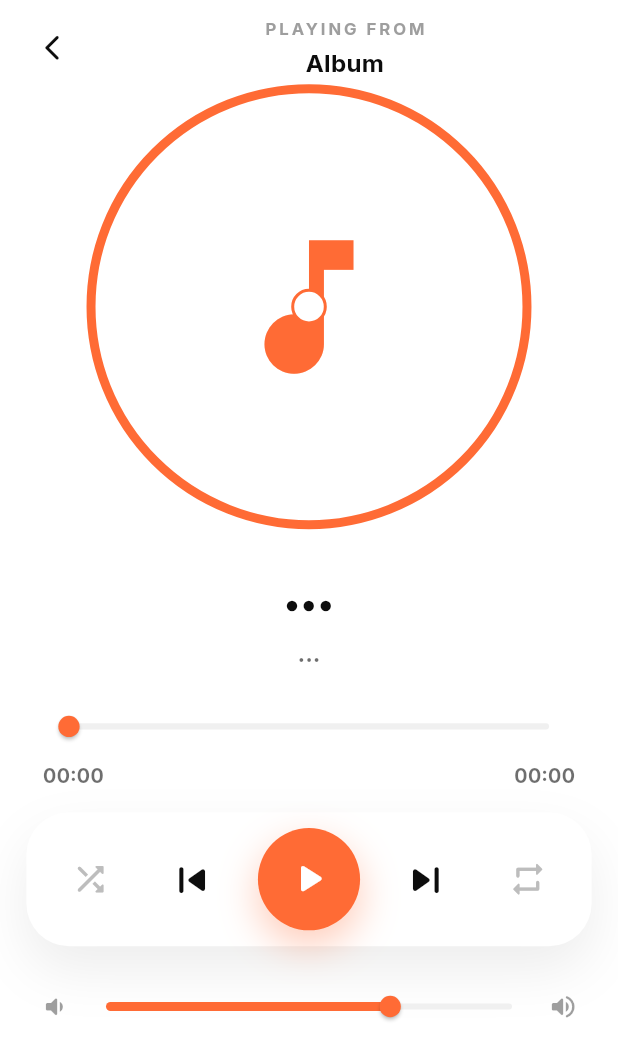
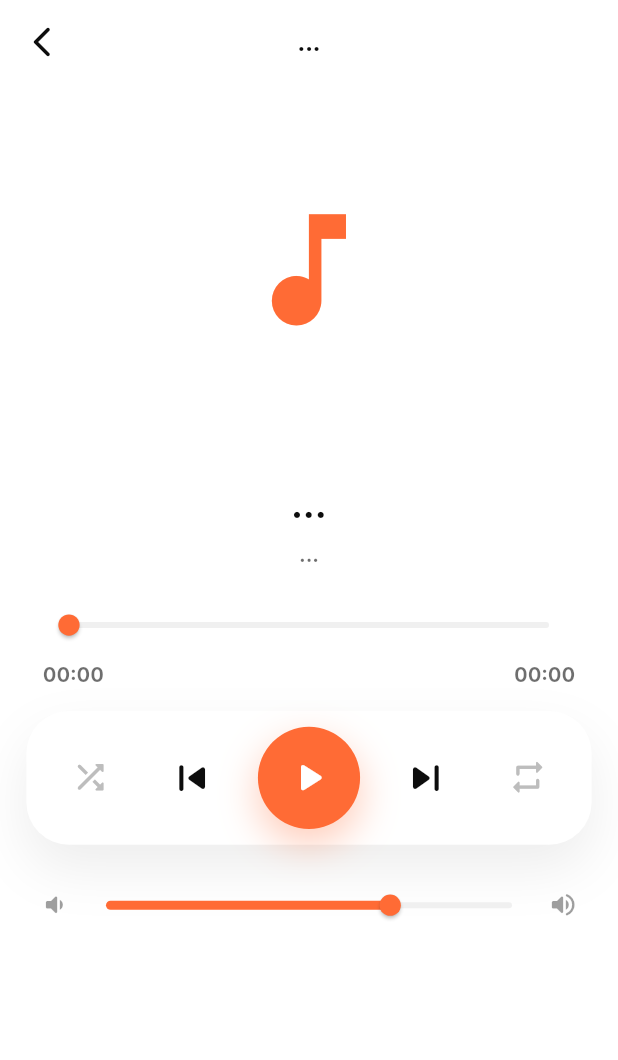
Before and after one commit to remonkamal0/Anba_Moussa, a Flutter app: the PlayerScreen screen opened by its route, on a phone screen of 412 x 824 dp. Shown: the top 1060 px of the screen. Run offline on Flutter 3.47's test engine with Material 3 defaults, Android fonts, the phone set to English and light mode, and no system bars; drawn by our look-alikes of flutter_zoom_drawer; our stand-ins replace cached_network_image, carousel_slider, chewie, dio, flutter_animate, flutter_riverpod and 11 more; missing offline and left inert: flutter_volume_controller; accounts and stored records are empty; network calls fail; statements that could not run were skipped.

Commit message:
finish Ui

```diff
--- a/lib/presentation/routes/app_router.dart
+++ b/lib/presentation/routes/app_router.dart
@@ -135,11 +135,8 @@ final appRouterProvider = Provider<GoRouter>((ref) {
             path: '/settings',
             builder: (context, state) => const SettingsScreen(),
           ),
-        ],
-      ),
           GoRoute(
             path: '/album/:albumId',
-        parentNavigatorKey: _rootNavigatorKey,
             builder: (context, state) {
               final albumId = state.pathParameters['albumId']!;
               final title = state.uri.queryParameters['title'] ?? 'Album';
@@ -154,6 +151,8 @@ final appRouterProvider = Provider<GoRouter>((ref) {
                 year: year,
               );
             },
+          ),
+        ],
       ),
       GoRoute(
         path: '/profile/edit',
--- a/lib/presentation/screens/player/player_screen.dart
+++ b/lib/presentation/screens/player/player_screen.dart
@@ -37,6 +37,11 @@ class _PlayerScreenState extends ConsumerState<PlayerScreen>
   bool _isShuffled = false;
   bool _isRepeating = false;
   double _volume = 0.7;
+  double _volumeBeforeMute = 0.7;
+  bool _isMuted = false;
+
+  final GlobalKey _volumeIconKey = GlobalKey();
+  OverlayEntry? _volumeOverlay;
 
   // Cached notifier references — must be set in initState, NOT accessed in dispose().
   late final MiniPlayerNotifier _miniPlayerNotifier;
@@ -113,6 +118,7 @@ class _PlayerScreenState extends ConsumerState<PlayerScreen>
 
   @override
   void dispose() {
+    _hideVolumeOverlay();
     // Cancel volume listener safely — flutter_volume_controller may throw
     // MissingPluginException on some platforms/emulators.
     try {
@@ -127,6 +133,127 @@ class _PlayerScreenState extends ConsumerState<PlayerScreen>
   }
 
   void _togglePlay() => _audioNotifier.togglePlayPause();
+
+  void _hideVolumeOverlay() {
+    _volumeOverlay?.remove();
+    _volumeOverlay = null;
+  }
+
+  void _showVolumeOverlay() {
+    final overlay = Overlay.of(context);
+    if (overlay == null) return;
+    final renderObject = _volumeIconKey.currentContext?.findRenderObject();
+    if (renderObject is! RenderBox) return;
+
+    final iconBox = renderObject;
+    final iconSize = iconBox.size;
+    final iconOffset = iconBox.localToGlobal(Offset.zero);
+    final screen = MediaQuery.of(context).size;
+
+    const popupWidth = 220.0;
+    const popupHeight = 52.0;
+    const verticalGap = 10.0;
+
+    final left = (iconOffset.dx + (iconSize.width / 2) - (popupWidth / 2))
+        .clamp(12.0, screen.width - popupWidth - 12.0);
+    final top = (iconOffset.dy - popupHeight - verticalGap).clamp(12.0, screen.height - popupHeight - 12.0);
+
+    _volumeOverlay = OverlayEntry(
+      builder: (ctx) {
+        final cs = Theme.of(ctx).colorScheme;
+        return Stack(
+          children: [
+            Positioned.fill(
+              child: GestureDetector(
+                onTap: _hideVolumeOverlay,
+                behavior: HitTestBehavior.translucent,
+              ),
+            ),
+            Positioned(
+              left: left,
+              top: top,
+              width: popupWidth,
+              height: popupHeight,
+              child: Material(
+                color: Colors.transparent,
+                child: Container(
+                  padding: EdgeInsets.symmetric(horizontal: 12.w),
+                  decoration: BoxDecoration(
+                    color: cs.surface,
+                    borderRadius: BorderRadius.circular(16.r),
+                    boxShadow: [
+                      BoxShadow(
+                        color: Colors.black.withValues(alpha: 0.15),
+                        blurRadius: 18,
+                        offset: const Offset(0, 10),
+                      ),
+                    ],
+                  ),
+                  child: Center(
+                    child: SliderTheme(
+                      data: SliderTheme.of(ctx).copyWith(
+                        trackHeight: 4.h,
+                        activeTrackColor: cs.primary,
+                        inactiveTrackColor: cs.outlineVariant,
+                        thumbColor: cs.primary,
+                        overlayColor: cs.primary.withOpacity(0.15),
+                        thumbShape: RoundSliderThumbShape(
+                          enabledThumbRadius: 7.r,
+                        ),
+                      ),
+                      child: Slider(
+                        value: _volume.clamp(0.0, 1.0),
+                        min: 0,
+                        max: 1,
+                        onChanged: (v) {
+                          final vv = v.clamp(0.0, 1.0);
+                          setState(() {
+                            _volume = vv;
+                            _isMuted = vv == 0;
+                            if (!_isMuted) _volumeBeforeMute = vv;
+                          });
+                          _audioNotifier.setVolume(vv);
+                        },
+                      ),
+                    ),
+                  ),
+                ),
+              ),
+            ),
+          ],
+        );
+      },
+    );
+    overlay.insert(_volumeOverlay!);
+  }
+
+  void _onVolumeIconPressed() {
+    if (_volumeOverlay == null) {
+      _showVolumeOverlay();
+      return;
+    }
+    _toggleMute();
+  }
+
+  void _toggleMute() {
+    if (_isMuted) {
+      final restored = _volumeBeforeMute.clamp(0.0, 1.0);
+      setState(() {
+        _isMuted = false;
+        _volume = restored;
+      });
+      _audioNotifier.setVolume(restored);
+      return;
+    }
+
+    final current = _volume.clamp(0.0, 1.0);
+    if (current > 0) _volumeBeforeMute = current;
+    setState(() {
+      _isMuted = true;
+      _volume = 0;
+    });
+    _audioNotifier.setVolume(0);
+  }
 
   void _onSeek(double v) => _audioNotifier.seek(Duration(seconds: v.round()));
 
@@ -149,7 +276,7 @@ class _PlayerScreenState extends ConsumerState<PlayerScreen>
 
     final isRtl = Directionality.of(context) == TextDirection.rtl;
     final sw = MediaQuery.of(context).size.width;
-    final artSize = (sw * 0.72).clamp(180.0, 320.0);
+    final artSize = (sw * 0.60).clamp(160.0, 280.0);
 
     return ZoomDrawer(
       controller: _drawerController,
@@ -164,6 +291,25 @@ class _PlayerScreenState extends ConsumerState<PlayerScreen>
       menuBackgroundColor: cs.surface,
       mainScreen: Scaffold(
         backgroundColor: cs.surface,
+        appBar: AppBar(
+          backgroundColor: cs.surface,
+          elevation: 0,
+          centerTitle: true,
+          title: Text(
+            audioState.currentTrack?.getLocalizedTitle(locale) ?? '...',
+            style: TextStyle(
+              fontSize: 16.sp,
+              fontWeight: FontWeight.w800,
+              color: cs.onSurface,
+            ),
+            maxLines: 1,
+            overflow: TextOverflow.ellipsis,
+          ),
+          leading: IconButton(
+            icon: Icon(Icons.arrow_back_ios_new_rounded, color: cs.onSurface),
+            onPressed: () => context.pop(),
+          ),
+        ),
         body: SafeArea(
           child: LayoutBuilder(
             builder: (ctx, box) => SingleChildScrollView(
@@ -173,122 +319,48 @@ class _PlayerScreenState extends ConsumerState<PlayerScreen>
                 child: IntrinsicHeight(
                   child: Column(
                     children: [
-                      SizedBox(height: 8.h),
-
-                      // ── Top row ──────────────────────────────────
-                      // Always: [☰ menu | center | ← back]
-                      // LTR → menu LEFT, back RIGHT  ✓
-                      // RTL → Row reverses → menu RIGHT, back LEFT ✓
-                      Padding(
-                        padding: EdgeInsets.symmetric(horizontal: 10.w),
-                        child: Row(
-                          children: [
-                            IconButton(
-                              onPressed: () => context.pop(),
-                              icon: Icon(
-                                isRtl
-                                    ? Icons.arrow_back_ios_rounded
-                                    : Icons.arrow_back_ios_rounded,
-                                color: cs.onSurface,
-                                size: 20.sp,
-                              ),
-                            ),
-                            Expanded(
-                              child: Column(
-                                children: [
-                                  Text(
-                                    'PLAYING FROM',
-                                    style: TextStyle(
-                                      fontSize: 11.sp,
-                                      letterSpacing: 2,
-                                      fontWeight: FontWeight.w600,
-                                      color: Colors.grey[500],
+                      // ── Fixed square album art ───────────────────
+                      SizedBox(
+                        width: artSize,
+                        height: artSize,
+                        child: ClipRRect(
+                          borderRadius: BorderRadius.circular(26.r),
+                          child: audioState.currentTrack?.coverImageUrl != null
+                              ? CachedNetworkImage(
+                                  imageUrl: audioState.currentTrack!.coverImageUrl,
+                                  fit: BoxFit.cover,
+                                  placeholder: (_, __) => Container(
+                                    color: cs.surfaceVariant,
+                                    child: Center(
+                                      child: SizedBox(
+                                        width: 22.w,
+                                        height: 22.w,
+                                        child: CircularProgressIndicator(
+                                          strokeWidth: 2,
+                                          color: cs.primary,
+                                        ),
+                                      ),
                                     ),
                                   ),
-                                  SizedBox(height: 3.h),
-                                  Text(
-                                    'Album', // You might want to add album name to MiniPlayerTrack later
-                                    maxLines: 1,
-                                    overflow: TextOverflow.ellipsis,
-                                    textAlign: TextAlign.center,
-                                    style: TextStyle(
-                                      fontSize: 16.sp,
-                                      fontWeight: FontWeight.w800,
-                                      color: cs.onSurface,
+                                  errorWidget: (_, __, ___) => Container(
+                                    color: cs.surfaceVariant,
+                                    alignment: Alignment.center,
+                                    child: Icon(
+                                      Icons.music_note,
+                                      size: artSize * 0.4,
+                                      color: cs.primary,
                                     ),
                                   ),
-                                ],
-                              ),
-                            ),
-                            // ← Back
-
-                          ],
-                        ),
-                      ),
-
-                      // ── Spinning vinyl album art ─────────────────
-                      AnimatedBuilder(
-                        animation: _vinylCtrl,
-                        builder: (_, child) => Transform.rotate(
-                          angle: _vinylCtrl.value * 2 * math.pi,
-                          child: child,
-                        ),
-                        child: SizedBox(
-                          width: artSize,
-                          height: artSize,
-                          child: Stack(
-                            alignment: Alignment.center,
-                            children: [
-                              // Orange ring
-                              Container(
-                                width: artSize,
-                                height: artSize,
-                                decoration: BoxDecoration(
-                                  shape: BoxShape.circle,
-                                  border: Border.all(
-                                      color: cs.primary, width: 6),
+                                )
+                              : Container(
+                                  color: cs.surfaceVariant,
+                                  alignment: Alignment.center,
+                                  child: Icon(
+                                    Icons.music_note,
+                                    size: artSize * 0.4,
+                                    color: cs.primary,
+                                  ),
                                 ),
-                              ),
-                              // White gap
-                              Container(
-                                width: artSize * 0.87,
-                                height: artSize * 0.87,
-                                decoration: BoxDecoration(
-                                  shape: BoxShape.circle,
-                                  color: cs.surface,
-                                ),
-                              ),
-                              // Cover image
-                                Container(
-                                  width: artSize * 0.75,
-                                  height: artSize * 0.75,
-                                  decoration: BoxDecoration(
-                                    shape: BoxShape.circle,
-                                    image: audioState.currentTrack?.coverImageUrl != null
-                                        ? DecorationImage(
-                                            image: CachedNetworkImageProvider(
-                                                audioState.currentTrack!.coverImageUrl),
-                                            fit: BoxFit.cover,
-                                          )
-                                        : null,
-                                  ),
-                                  child: audioState.currentTrack?.coverImageUrl == null
-                                      ? Icon(Icons.music_note, size: artSize * 0.4, color: cs.primary)
-                                      : null,
-                                ),
-                              // Centre hole
-                              Container(
-                                width: artSize * 0.08,
-                                height: artSize * 0.08,
-                                decoration: BoxDecoration(
-                                  shape: BoxShape.circle,
-                                  color: cs.surface,
-                                  border: Border.all(
-                                      color: cs.primary, width: 2),
-                                ),
-                              ),
-                            ],
-                          ),
                         ),
                       ),
 
@@ -303,9 +375,8 @@ class _PlayerScreenState extends ConsumerState<PlayerScreen>
                               audioState.currentTrack?.getLocalizedTitle(locale) ?? '...',
                               textAlign: TextAlign.center,
                               style: TextStyle(
-                                fontSize:
-                                    (sw * 0.085).clamp(24, 42).toDouble(),
-                                fontWeight: FontWeight.w900,
+                                fontSize: 24.sp,
+                                fontWeight: FontWeight.w800,
                                 color: cs.onSurface,
                               ),
                             ),
@@ -313,7 +384,7 @@ class _PlayerScreenState extends ConsumerState<PlayerScreen>
                             Text(
                               audioState.currentTrack?.getLocalizedSpeaker(locale) ?? '...',
                               style: TextStyle(
-                                fontSize: 15.sp,
+                                fontSize: 13.sp,
                                 fontWeight: FontWeight.w600,
                                 color: cs.onSurface.withValues(alpha: 0.6),
                               ),
@@ -563,8 +634,11 @@ class _PlayerScreenState extends ConsumerState<PlayerScreen>
                         padding: EdgeInsets.symmetric(horizontal: 24.w),
                         child: Row(
                           children: [
-                            Icon(Icons.volume_down_rounded,
-                                color: cs.onSurface.withValues(alpha: 0.4), size: 20.sp),
+                            Icon(
+                              Icons.volume_down_rounded,
+                              color: cs.onSurface.withValues(alpha: 0.4),
+                              size: 20.sp,
+                            ),
                             Expanded(
                               child: SliderTheme(
                                 data: SliderTheme.of(context).copyWith(
@@ -574,21 +648,30 @@ class _PlayerScreenState extends ConsumerState<PlayerScreen>
                                   thumbColor: cs.primary,
                                   overlayColor: cs.primary.withOpacity(0.15),
                                   thumbShape: RoundSliderThumbShape(
-                                      enabledThumbRadius: 7.r),
+                                    enabledThumbRadius: 7.r,
+                                  ),
                                 ),
                                 child: Slider(
-                                  value: _volume,
+                                  value: _volume.clamp(0.0, 1.0),
                                   min: 0,
                                   max: 1,
                                   onChanged: (v) {
-                                    setState(() => _volume = v);
-                                    _audioNotifier.setVolume(v);
+                                    final vv = v.clamp(0.0, 1.0);
+                                    setState(() {
+                                      _volume = vv;
+                                      _isMuted = vv == 0;
+                                      if (!_isMuted) _volumeBeforeMute = vv;
+                                    });
+                                    _audioNotifier.setVolume(vv);
                                   },
                                 ),
                               ),
                             ),
-                            Icon(Icons.volume_up_rounded,
-                                color: cs.onSurface.withValues(alpha: 0.4), size: 20.sp),
+                            Icon(
+                              Icons.volume_up_rounded,
+                              color: cs.onSurface.withValues(alpha: 0.4),
+                              size: 20.sp,
+                            ),
                           ],
                         ),
                       ),
--- a/lib/presentation/widgets/layout/main_layout.dart
+++ b/lib/presentation/widgets/layout/main_layout.dart
@@ -109,7 +109,10 @@ class _MainLayoutState extends ConsumerState<MainLayout> {
                 final miniState = ref.watch(miniPlayerProvider);
                 final location = GoRouterState.of(context).uri.path;
                 final isPlayerScreen = location.contains('player');
-                if (!miniState.isVisible || miniState.track == null || isPlayerScreen) {
+                if (!miniState.isVisible || miniState.track == null) {
+                  return const SizedBox.shrink();
+                }
+                if (isPlayerScreen) {
                   return const SizedBox.shrink();
                 }
                 return const MiniPlayer();
```
Also changed, not shown: lib/presentation/screens/album/album_details_screen.dart (+11 -56 lines). Lines whose indentation alone changed are shown as unchanged.
